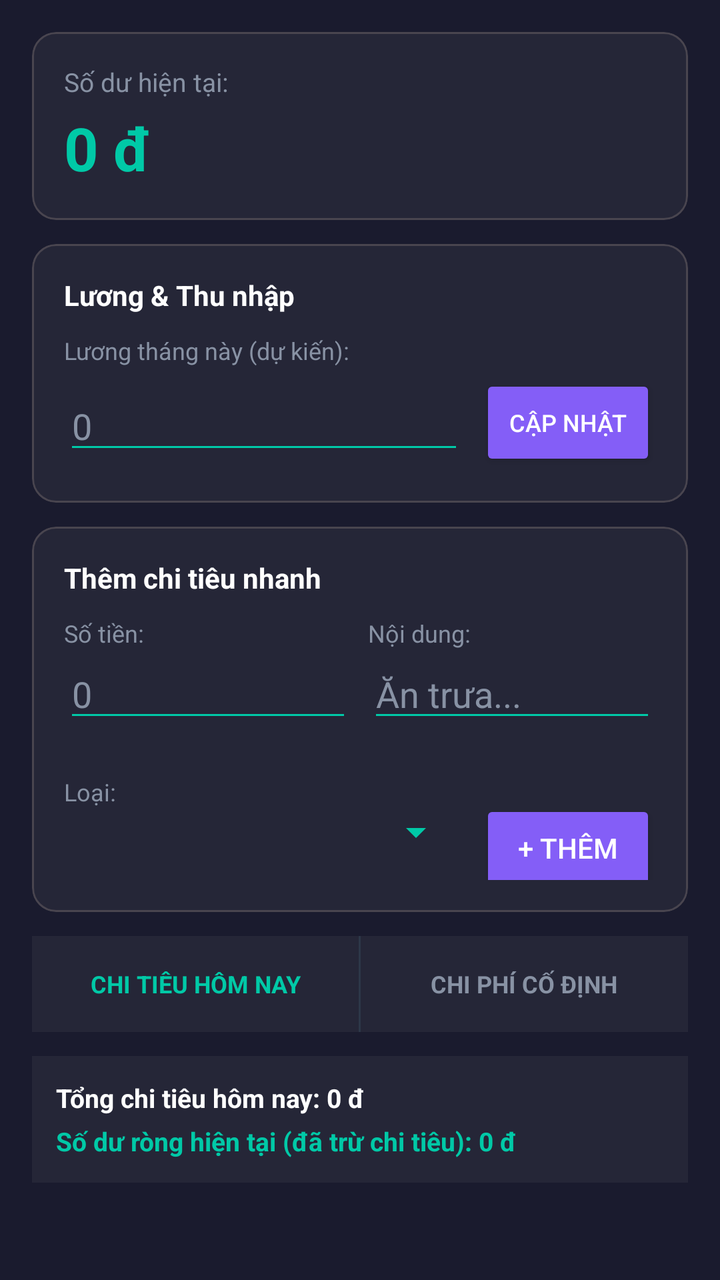
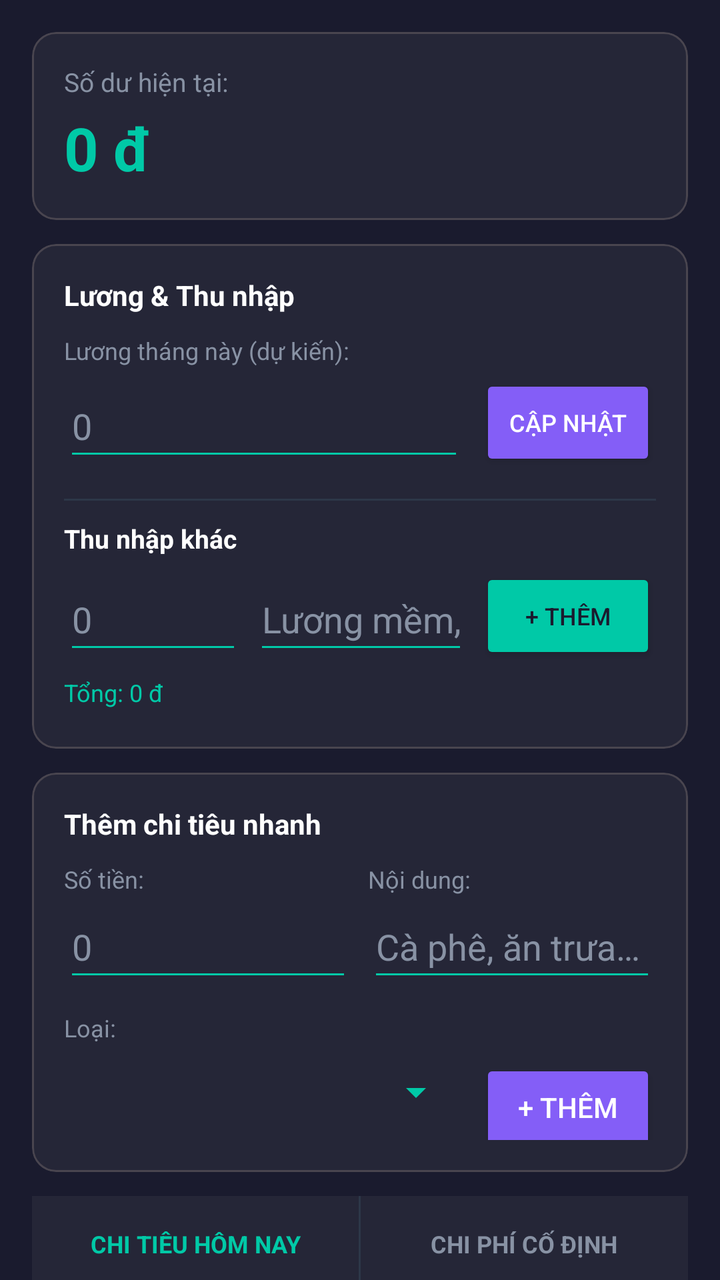

Compare the two renders of this Android layout. The source of the first and the diff that turns it into the second are given below.
<!-- AndroidManifest.xml: application theme Theme.GK -->
<!-- res/layout/fragment_dashboard.xml -->
<?xml version="1.0" encoding="utf-8"?>
<androidx.core.widget.NestedScrollView xmlns:android="http://schemas.android.com/apk/res/android"
    xmlns:app="http://schemas.android.com/apk/res-auto"
    android:layout_width="match_parent"
    android:layout_height="match_parent"
    android:background="@color/colorBackground"
    android:fillViewport="true">

    <LinearLayout
        android:layout_width="match_parent"
        android:layout_height="wrap_content"
        android:orientation="vertical"
        android:padding="16dp">

        
        <com.google.android.material.card.MaterialCardView
            android:layout_width="match_parent"
            android:layout_height="wrap_content"
            app:cardBackgroundColor="@color/colorCard"
            app:cardCornerRadius="12dp"
            app:cardElevation="0dp">

            <LinearLayout
                android:layout_width="match_parent"
                android:layout_height="wrap_content"
                android:orientation="vertical"
                android:padding="16dp">

                <TextView
                    android:layout_width="wrap_content"
                    android:layout_height="wrap_content"
                    android:text="Số dư hiện tại:"
                    android:textColor="@color/colorTextSecondary"
                    android:textSize="13sp" />

                <TextView
                    android:id="@+id/textBalance"
                    android:layout_width="wrap_content"
                    android:layout_height="wrap_content"
                    android:text="0 đ"
                    android:textColor="@color/colorPrimary"
                    android:textSize="30sp"
                    android:textStyle="bold"
                    android:layout_marginTop="4dp" />

            </LinearLayout>
        </com.google.android.material.card.MaterialCardView>

        
        <com.google.android.material.card.MaterialCardView
            android:layout_width="match_parent"
            android:layout_height="wrap_content"
            app:cardBackgroundColor="@color/colorCard"
            app:cardCornerRadius="12dp"
            app:cardElevation="0dp"
            android:layout_marginTop="12dp">

            <LinearLayout
                android:layout_width="match_parent"
                android:layout_height="wrap_content"
                android:orientation="vertical"
                android:padding="16dp">

                <TextView
                    android:layout_width="wrap_content"
                    android:layout_height="wrap_content"
                    android:text="Lương &amp; Thu nhập"
                    android:textColor="@color/colorTextPrimary"
                    android:textStyle="bold"
                    android:textSize="14sp" />

                <TextView
                    android:layout_width="wrap_content"
                    android:layout_height="wrap_content"
                    android:text="Lương tháng này (dự kiến):"
                    android:textColor="@color/colorTextSecondary"
                    android:textSize="12sp"
                    android:layout_marginTop="10dp" />

                <LinearLayout
                    android:layout_width="match_parent"
                    android:layout_height="wrap_content"
                    android:orientation="horizontal"
                    android:layout_marginTop="4dp"
                    android:gravity="center_vertical">

                    <EditText
                        android:id="@+id/editSalary"
                        android:layout_width="0dp"
                        android:layout_height="wrap_content"
                        android:layout_weight="1"
                        android:hint="0"
                        android:inputType="numberDecimal"
                        android:textColor="@color/colorTextPrimary"
                        android:textColorHint="@color/colorTextSecondary"
                        android:backgroundTint="@color/colorPrimary"
                        android:layout_marginEnd="8dp" />

                    <Button
                        android:id="@+id/buttonUpdateSalary"
                        android:layout_width="wrap_content"
                        android:layout_height="wrap_content"
                        android:text="Cập nhật"
                        android:backgroundTint="@color/colorButtonAccent"
                        android:textColor="@color/colorTextPrimary"
                        android:textSize="12sp" />
                </LinearLayout>



            </LinearLayout>
        </com.google.android.material.card.MaterialCardView>

        
        <com.google.android.material.card.MaterialCardView
            android:layout_width="match_parent"
            android:layout_height="wrap_content"
            app:cardBackgroundColor="@color/colorCard"
            app:cardCornerRadius="12dp"
            app:cardElevation="0dp"
            android:layout_marginTop="12dp">

            <LinearLayout
                android:layout_width="match_parent"
                android:layout_height="wrap_content"
                android:orientation="vertical"
                android:padding="16dp">

                <TextView
                    android:layout_width="wrap_content"
                    android:layout_height="wrap_content"
                    android:text="Thêm chi tiêu nhanh"
                    android:textColor="@color/colorTextPrimary"
                    android:textStyle="bold"
                    android:textSize="14sp" />

                <LinearLayout
                    android:layout_width="match_parent"
                    android:layout_height="wrap_content"
                    android:orientation="horizontal"
                    android:layout_marginTop="10dp">

                    <LinearLayout
                        android:layout_width="0dp"
                        android:layout_height="wrap_content"
                        android:layout_weight="1"
                        android:orientation="vertical"
                        android:layout_marginEnd="8dp">

                        <TextView
                            android:layout_width="wrap_content"
                            android:layout_height="wrap_content"
                            android:text="Số tiền:"
                            android:textColor="@color/colorTextSecondary"
                            android:textSize="12sp" />

                        <EditText
                            android:id="@+id/editAmount"
                            android:layout_width="match_parent"
                            android:layout_height="wrap_content"
                            android:hint="0"
                            android:inputType="numberDecimal"
                            android:textColor="@color/colorTextPrimary"
                            android:textColorHint="@color/colorTextSecondary"
                            android:backgroundTint="@color/colorPrimary" />
                    </LinearLayout>

                    <LinearLayout
                        android:layout_width="0dp"
                        android:layout_height="wrap_content"
                        android:layout_weight="1"
                        android:orientation="vertical">

                        <TextView
                            android:layout_width="wrap_content"
                            android:layout_height="wrap_content"
                            android:text="Nội dung:"
                            android:textColor="@color/colorTextSecondary"
                            android:textSize="12sp" />

                        <EditText
                            android:id="@+id/editNote"
                            android:layout_width="match_parent"
                            android:layout_height="wrap_content"
                            android:hint="Ăn trưa..."
                            android:textColor="@color/colorTextPrimary"
                            android:textColorHint="@color/colorTextSecondary"
                            android:backgroundTint="@color/colorPrimary" />
                    </LinearLayout>
                </LinearLayout>

                <LinearLayout
                    android:layout_width="match_parent"
                    android:layout_height="wrap_content"
                    android:orientation="horizontal"
                    android:layout_marginTop="10dp"
                    android:gravity="center_vertical">

                    <LinearLayout
                        android:layout_width="0dp"
                        android:layout_height="wrap_content"
                        android:layout_weight="1"
                        android:orientation="vertical"
                        android:layout_marginEnd="8dp">

                        <TextView
                            android:layout_width="wrap_content"
                            android:layout_height="wrap_content"
                            android:text="Loại:"
                            android:textColor="@color/colorTextSecondary"
                            android:textSize="12sp" />

                        <Spinner
                            android:id="@+id/spinnerCategory"
                            android:layout_width="match_parent"
                            android:layout_height="wrap_content"
                            android:backgroundTint="@color/colorPrimary" />
                    </LinearLayout>

                    <Button
                        android:id="@+id/buttonAdd"
                        android:layout_width="wrap_content"
                        android:layout_height="wrap_content"
                        android:text="+ Thêm"
                        android:backgroundTint="@color/colorButtonAccent"
                        android:textColor="@color/colorTextPrimary"
                        android:layout_marginTop="16dp" />
                </LinearLayout>

            </LinearLayout>
        </com.google.android.material.card.MaterialCardView>

        
        <LinearLayout
            android:layout_width="match_parent"
            android:layout_height="wrap_content"
            android:orientation="horizontal"
            android:background="@color/colorCard"
            android:layout_marginTop="12dp">

            <TextView
                android:id="@+id/tabChiTieu"
                android:layout_width="0dp"
                android:layout_height="48dp"
                android:layout_weight="1"
                android:text="CHI TIÊU HÔM NAY"
                android:gravity="center"
                android:textColor="@color/colorPrimary"
                android:textStyle="bold"
                android:textSize="12sp" />

            <View
                android:layout_width="1dp"
                android:layout_height="match_parent"
                android:background="@color/colorDivider" />

            <TextView
                android:id="@+id/tabThuNhap"
                android:layout_width="0dp"
                android:layout_height="48dp"
                android:layout_weight="1"
                android:text="CHI PHÍ CỐ ĐỊNH"
                android:gravity="center"
                android:textColor="@color/colorTextSecondary"
                android:textStyle="bold"
                android:textSize="12sp" />
        </LinearLayout>

        
        <androidx.recyclerview.widget.RecyclerView
            android:id="@+id/recyclerExpenses"
            android:layout_width="match_parent"
            android:layout_height="wrap_content"
            android:nestedScrollingEnabled="false"
            android:overScrollMode="never" />

        
        <LinearLayout
            android:layout_width="match_parent"
            android:layout_height="wrap_content"
            android:orientation="vertical"
            android:background="@color/colorCard"
            android:padding="12dp"
            android:layout_marginTop="12dp">

            <TextView
                android:id="@+id/textTotalToday"
                android:layout_width="match_parent"
                android:layout_height="wrap_content"
                android:text="Tổng chi tiêu hôm nay: 0 đ"
                android:textColor="@color/colorTextPrimary"
                android:textStyle="bold"
                android:textSize="13sp" />

            <TextView
                android:id="@+id/textRemaining"
                android:layout_width="match_parent"
                android:layout_height="wrap_content"
                android:text="Số dư ròng hiện tại (đã trừ chi tiêu): 0 đ"
                android:textColor="@color/colorPrimary"
                android:textStyle="bold"
                android:textSize="13sp"
                android:layout_marginTop="4dp" />
        </LinearLayout>

    </LinearLayout>
</androidx.core.widget.NestedScrollView>
<!-- resources referenced by this layout -->
<resources>
  <color name="colorBackground">#1A1B2E</color>
  <color name="colorButtonAccent">#845EF7</color>
  <color name="colorCard">#252637</color>
  <color name="colorDivider">#2D3748</color>
  <color name="colorPrimary">#00C9A7</color>
  <color name="colorTextPrimary">#FFFFFF</color>
  <color name="colorTextSecondary">#8892A4</color>
  <style name="Theme.GK" parent="Base.Theme.GK" />
  <style name="Base.Theme.GK" parent="Theme.Material3.Dark.NoActionBar">
          <item name="colorPrimary">@color/colorPrimary</item>
          <item name="colorSurface">@color/colorCard</item>
          <item name="android:colorBackground">@color/colorBackground</item>
          <item name="colorOnSurface">@color/colorTextPrimary</item>
          <item name="colorOnPrimary">@color/colorBackground</item>
      </style>
</resources>

<!-- the commit's change to res/layout/fragment_dashboard.xml (unified diff, before → after) -->
@@ -10,6 +10,7 @@
         android:layout_width="match_parent"
         android:layout_height="wrap_content"
         android:orientation="vertical"
+        android:baselineAligned="false"
         android:padding="16dp">
 
         
@@ -29,7 +30,7 @@
                 <TextView
                     android:layout_width="wrap_content"
                     android:layout_height="wrap_content"
-                    android:text="Số dư hiện tại:"
+                    android:text="@string/label_so_du_hien_tai"
                     android:textColor="@color/colorTextSecondary"
                     android:textSize="13sp" />
 
@@ -37,7 +38,7 @@
                     android:id="@+id/textBalance"
                     android:layout_width="wrap_content"
                     android:layout_height="wrap_content"
-                    android:text="0 đ"
+                    android:text="@string/label_so_du_default"
                     android:textColor="@color/colorPrimary"
                     android:textSize="30sp"
                     android:textStyle="bold"
@@ -64,7 +65,7 @@
                 <TextView
                     android:layout_width="wrap_content"
                     android:layout_height="wrap_content"
-                    android:text="Lương &amp; Thu nhập"
+                    android:text="@string/label_luong_thu_nhap"
                     android:textColor="@color/colorTextPrimary"
                     android:textStyle="bold"
                     android:textSize="14sp" />
@@ -72,7 +73,7 @@
                 <TextView
                     android:layout_width="wrap_content"
                     android:layout_height="wrap_content"
-                    android:text="Lương tháng này (dự kiến):"
+                    android:text="@string/label_luong_thang_nay"
                     android:textColor="@color/colorTextSecondary"
                     android:textSize="12sp"
                     android:layout_marginTop="10dp" />
@@ -81,32 +82,114 @@
                     android:layout_width="match_parent"
                     android:layout_height="wrap_content"
                     android:orientation="horizontal"
+                    android:baselineAligned="false"
                     android:layout_marginTop="4dp"
                     android:gravity="center_vertical">
 
                     <EditText
                         android:id="@+id/editSalary"
                         android:layout_width="0dp"
-                        android:layout_height="wrap_content"
+                        android:layout_height="48dp"
                         android:layout_weight="1"
-                        android:hint="0"
+                        android:hint="@string/hint_luong"
                         android:inputType="numberDecimal"
+                        android:importantForAutofill="no"
                         android:textColor="@color/colorTextPrimary"
                         android:textColorHint="@color/colorTextSecondary"
                         android:backgroundTint="@color/colorPrimary"
+                        android:paddingStart="4dp"
                         android:layout_marginEnd="8dp" />
 
                     <Button
                         android:id="@+id/buttonUpdateSalary"
                         android:layout_width="wrap_content"
-                        android:layout_height="wrap_content"
-                        android:text="Cập nhật"
+                        android:layout_height="48dp"
+                        android:minHeight="48dp"
+                        android:text="@string/btn_cap_nhat"
                         android:backgroundTint="@color/colorButtonAccent"
                         android:textColor="@color/colorTextPrimary"
                         android:textSize="12sp" />
                 </LinearLayout>
 
-
+                
+                <View
+                    android:layout_width="match_parent"
+                    android:layout_height="1dp"
+                    android:background="@color/colorDivider"
+                    android:layout_marginTop="14dp"
+                    android:layout_marginBottom="10dp"/>
+
+                
+                <TextView
+                    android:layout_width="wrap_content"
+                    android:layout_height="wrap_content"
+                    android:text="@string/label_thu_nhap_khac"
+                    android:textColor="@color/colorTextPrimary"
+                    android:textStyle="bold"
+                    android:textSize="13sp"
+                    android:layout_marginBottom="6dp"/>
+
+                <LinearLayout
+                    android:layout_width="match_parent"
+                    android:layout_height="wrap_content"
+                    android:orientation="horizontal"
+                    android:baselineAligned="false"
+                    android:gravity="center_vertical">
+
+                    <EditText
+                        android:id="@+id/editIncomeAmount"
+                        android:layout_width="0dp"
+                        android:layout_height="48dp"
+                        android:layout_weight="1"
+                        android:hint="@string/hint_so_tien"
+                        android:inputType="numberDecimal"
+                        android:importantForAutofill="no"
+                        android:textColor="@color/colorTextPrimary"
+                        android:textColorHint="@color/colorTextSecondary"
+                        android:backgroundTint="@color/colorPrimary"
+                        android:paddingStart="4dp"
+                        android:layout_marginEnd="6dp"/>
+
+                    <EditText
+                        android:id="@+id/editIncomeNote"
+                        android:layout_width="0dp"
+                        android:layout_height="48dp"
+                        android:layout_weight="1.2"
+                        android:hint="@string/hint_mo_ta_thu_nhap"
+                        android:inputType="text"
+                        android:importantForAutofill="no"
+                        android:textColor="@color/colorTextPrimary"
+                        android:textColorHint="@color/colorTextSecondary"
+                        android:backgroundTint="@color/colorPrimary"
+                        android:paddingStart="4dp"
+                        android:layout_marginEnd="6dp"/>
+
+                    <Button
+                        android:id="@+id/buttonAddIncome"
+                        android:layout_width="wrap_content"
+                        android:layout_height="48dp"
+                        android:minHeight="48dp"
+                        android:text="@string/btn_them_thu_nhap"
+                        android:backgroundTint="@color/colorPrimary"
+                        android:textColor="@color/colorBackground"
+                        android:textSize="12sp"/>
+                </LinearLayout>
+
+                <TextView
+                    android:id="@+id/textTotalIncome"
+                    android:layout_width="match_parent"
+                    android:layout_height="wrap_content"
+                    android:text="@string/label_tong_thu_nhap_khac"
+                    android:textColor="@color/colorPrimary"
+                    android:textSize="12sp"
+                    android:layout_marginTop="6dp"/>
+
+                <androidx.recyclerview.widget.RecyclerView
+                    android:id="@+id/recyclerIncomes"
+                    android:layout_width="match_parent"
+                    android:layout_height="wrap_content"
+                    android:nestedScrollingEnabled="false"
+                    android:layout_marginTop="4dp"/>
 
             </LinearLayout>
         </com.google.android.material.card.MaterialCardView>
@@ -129,7 +212,7 @@
                 <TextView
                     android:layout_width="wrap_content"
                     android:layout_height="wrap_content"
-                    android:text="Thêm chi tiêu nhanh"
+                    android:text="@string/label_them_chi_tieu"
                     android:textColor="@color/colorTextPrimary"
                     android:textStyle="bold"
                     android:textSize="14sp" />
@@ -138,6 +221,7 @@
                     android:layout_width="match_parent"
                     android:layout_height="wrap_content"
                     android:orientation="horizontal"
+                    android:baselineAligned="false"
                     android:layout_marginTop="10dp">
 
                     <LinearLayout
@@ -150,19 +234,21 @@
                         <TextView
                             android:layout_width="wrap_content"
                             android:layout_height="wrap_content"
-                            android:text="Số tiền:"
+                            android:text="@string/label_so_tien_input"
                             android:textColor="@color/colorTextSecondary"
                             android:textSize="12sp" />
 
                         <EditText
                             android:id="@+id/editAmount"
                             android:layout_width="match_parent"
-                            android:layout_height="wrap_content"
-                            android:hint="0"
+                            android:layout_height="48dp"
+                            android:hint="@string/hint_so_tien"
                             android:inputType="numberDecimal"
+                            android:importantForAutofill="no"
                             android:textColor="@color/colorTextPrimary"
                             android:textColorHint="@color/colorTextSecondary"
-                            android:backgroundTint="@color/colorPrimary" />
+                            android:backgroundTint="@color/colorPrimary"
+                            android:paddingStart="4dp" />
                     </LinearLayout>
 
                     <LinearLayout
@@ -174,18 +260,21 @@
                         <TextView
                             android:layout_width="wrap_content"
                             android:layout_height="wrap_content"
-                            android:text="Nội dung:"
+                            android:text="@string/label_noi_dung_input"
                             android:textColor="@color/colorTextSecondary"
                             android:textSize="12sp" />
 
                         <EditText
                             android:id="@+id/editNote"
                             android:layout_width="match_parent"
-                            android:layout_height="wrap_content"
-                            android:hint="Ăn trưa..."
+                            android:layout_height="48dp"
+                            android:hint="@string/hint_noi_dung"
+                            android:inputType="text"
+                            android:importantForAutofill="no"
                             android:textColor="@color/colorTextPrimary"
                             android:textColorHint="@color/colorTextSecondary"
-                            android:backgroundTint="@color/colorPrimary" />
+                            android:backgroundTint="@color/colorPrimary"
+                            android:paddingStart="4dp" />
                     </LinearLayout>
                 </LinearLayout>
 
@@ -193,6 +282,7 @@
                     android:layout_width="match_parent"
                     android:layout_height="wrap_content"
                     android:orientation="horizontal"
+                    android:baselineAligned="false"
                     android:layout_marginTop="10dp"
                     android:gravity="center_vertical">
 
@@ -206,22 +296,24 @@
                         <TextView
                             android:layout_width="wrap_content"
                             android:layout_height="wrap_content"
-                            android:text="Loại:"
+                            android:text="@string/label_loai_input"
                             android:textColor="@color/colorTextSecondary"
                             android:textSize="12sp" />
 
                         <Spinner
                             android:id="@+id/spinnerCategory"
                             android:layout_width="match_parent"
-                            android:layout_height="wrap_content"
+                            android:layout_height="48dp"
+                            android:minHeight="48dp"
                             android:backgroundTint="@color/colorPrimary" />
                     </LinearLayout>
 
                     <Button
                         android:id="@+id/buttonAdd"
                         android:layout_width="wrap_content"
-                        android:layout_height="wrap_content"
-                        android:text="+ Thêm"
+                        android:layout_height="48dp"
+                        android:minHeight="48dp"
+                        android:text="@string/btn_them"
                         android:backgroundTint="@color/colorButtonAccent"
                         android:textColor="@color/colorTextPrimary"
                         android:layout_marginTop="16dp" />
@@ -235,6 +327,7 @@
             android:layout_width="match_parent"
             android:layout_height="wrap_content"
             android:orientation="horizontal"
+            android:baselineAligned="false"
             android:background="@color/colorCard"
             android:layout_marginTop="12dp">
 
@@ -243,7 +336,7 @@
                 android:layout_width="0dp"
                 android:layout_height="48dp"
                 android:layout_weight="1"
-                android:text="CHI TIÊU HÔM NAY"
+                android:text="@string/tab_chi_tieu_hom_nay"
                 android:gravity="center"
                 android:textColor="@color/colorPrimary"
                 android:textStyle="bold"
@@ -259,7 +352,7 @@
                 android:layout_width="0dp"
                 android:layout_height="48dp"
                 android:layout_weight="1"
-                android:text="CHI PHÍ CỐ ĐỊNH"
+                android:text="@string/tab_chi_phi_co_dinh"
                 android:gravity="center"
                 android:textColor="@color/colorTextSecondary"
                 android:textStyle="bold"
@@ -287,7 +380,7 @@
                 android:id="@+id/textTotalToday"
                 android:layout_width="match_parent"
                 android:layout_height="wrap_content"
-                android:text="Tổng chi tiêu hôm nay: 0 đ"
+                android:text="@string/label_tong_chi_hom_nay"
                 android:textColor="@color/colorTextPrimary"
                 android:textStyle="bold"
                 android:textSize="13sp" />
@@ -296,7 +389,7 @@
                 android:id="@+id/textRemaining"
                 android:layout_width="match_parent"
                 android:layout_height="wrap_content"
-                android:text="Số dư ròng hiện tại (đã trừ chi tiêu): 0 đ"
+                android:text="@string/label_so_du_rong"
                 android:textColor="@color/colorPrimary"
                 android:textStyle="bold"
                 android:textSize="13sp"
<!-- resource entries referenced after the edit -->
@@ -7,6 +7,27 @@
   <color name="colorPrimary">#00C9A7</color>
   <color name="colorTextPrimary">#FFFFFF</color>
   <color name="colorTextSecondary">#8892A4</color>
+  <string name="btn_cap_nhat">Cập nhật</string>
+  <string name="btn_them">+ Thêm</string>
+  <string name="btn_them_thu_nhap">+ Thêm</string>
+  <string name="hint_luong">0</string>
+  <string name="hint_mo_ta_thu_nhap">Lương mềm, thưởng…</string>
+  <string name="hint_noi_dung">Cà phê, ăn trưa…</string>
+  <string name="hint_so_tien">0</string>
+  <string name="label_loai_input">Loại:</string>
+  <string name="label_luong_thang_nay">Lương tháng này (dự kiến):</string>
+  <string name="label_luong_thu_nhap">Lương &amp; Thu nhập</string>
+  <string name="label_noi_dung_input">Nội dung:</string>
+  <string name="label_so_du_default">0 đ</string>
+  <string name="label_so_du_hien_tai">Số dư hiện tại:</string>
+  <string name="label_so_du_rong">Số dư ròng hiện tại: 0 đ</string>
+  <string name="label_so_tien_input">Số tiền:</string>
+  <string name="label_them_chi_tieu">Thêm chi tiêu nhanh</string>
+  <string name="label_thu_nhap_khac">Thu nhập khác</string>
+  <string name="label_tong_chi_hom_nay">Tổng chi tiêu hôm nay: 0 đ</string>
+  <string name="label_tong_thu_nhap_khac">Tổng: 0 đ</string>
+  <string name="tab_chi_phi_co_dinh">CHI PHÍ CỐ ĐỊNH</string>
+  <string name="tab_chi_tieu_hom_nay">CHI TIÊU HÔM NAY</string>
   <style name="Theme.GK" parent="Base.Theme.GK" />
   <style name="Base.Theme.GK" parent="Theme.Material3.Dark.NoActionBar">
           <item name="colorPrimary">@color/colorPrimary</item>
